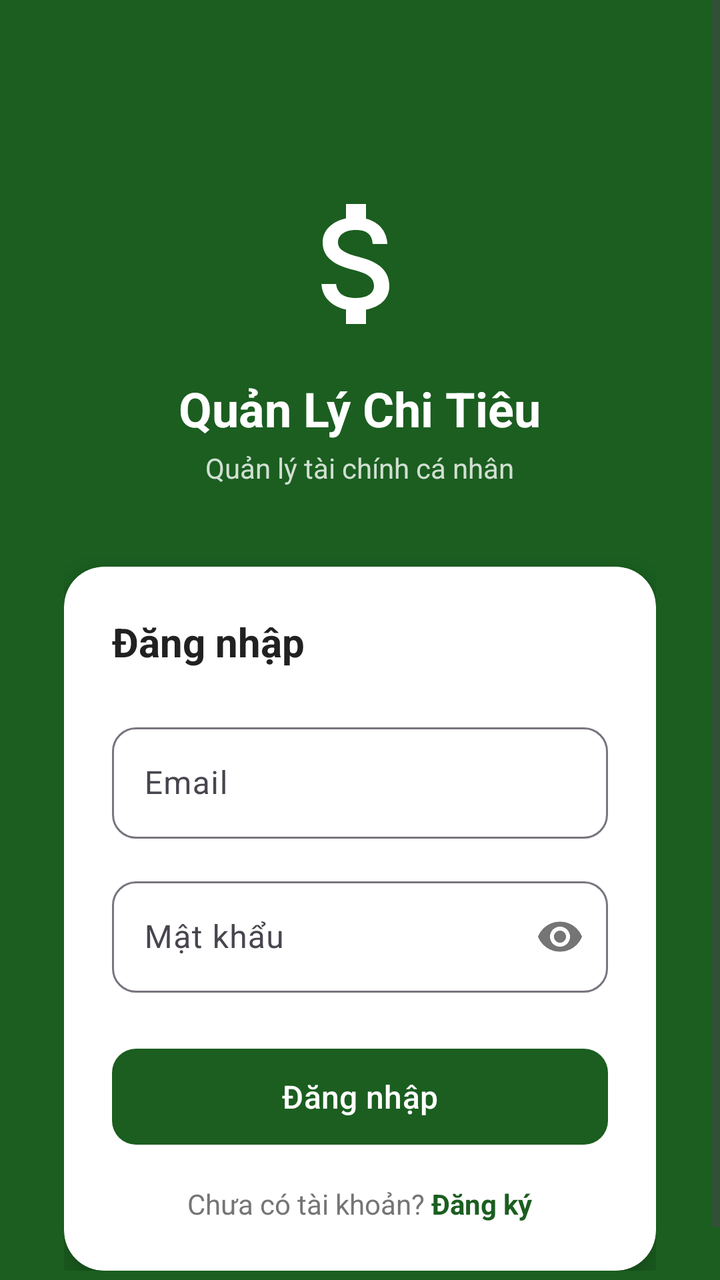
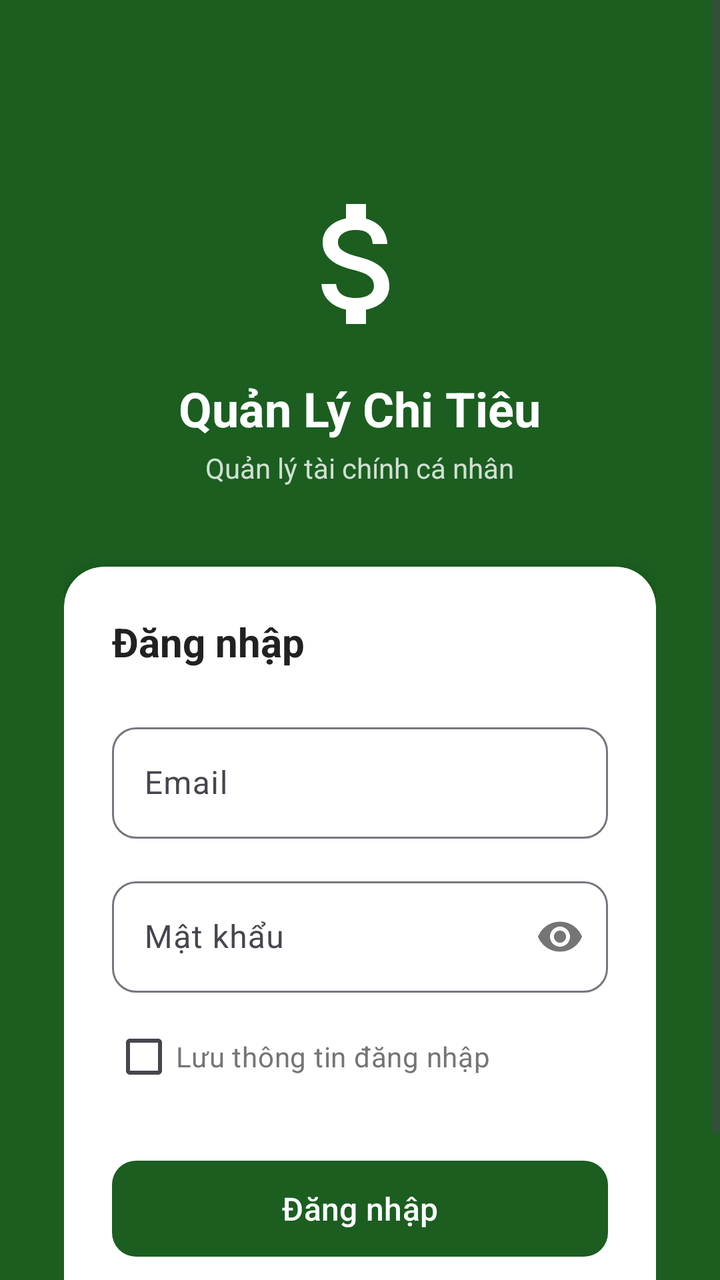

Two renders of the same Android screen: before a commit and after it. Below are the layout's source before the change and the commit's diff.
<!-- AndroidManifest.xml: application theme Theme.AppQuanLyChiTieu -->
<!-- res/layout/activity_login.xml -->
<?xml version="1.0" encoding="utf-8"?>
<ScrollView xmlns:android="http://schemas.android.com/apk/res/android"
    xmlns:app="http://schemas.android.com/apk/res-auto"
    android:layout_width="match_parent"
    android:layout_height="match_parent"
    android:background="@color/primary"
    android:fillViewport="true">

    <LinearLayout
        android:layout_width="match_parent"
        android:layout_height="wrap_content"
        android:gravity="center_horizontal"
        android:orientation="vertical"
        android:padding="@dimen/spacing_xl">

        
        <LinearLayout
            android:layout_width="wrap_content"
            android:layout_height="wrap_content"
            android:gravity="center"
            android:orientation="vertical"
            android:layout_marginTop="60dp"
            android:layout_marginBottom="40dp">

            <ImageView
                android:layout_width="80dp"
                android:layout_height="80dp"
                android:src="@drawable/ic_salary"
                app:tint="@color/white"
                android:contentDescription="Logo" />

            <TextView
                android:layout_width="wrap_content"
                android:layout_height="wrap_content"
                android:layout_marginTop="@dimen/spacing_md"
                android:text="@string/app_name"
                android:textColor="@color/white"
                android:textSize="@dimen/text_headline"
                android:textStyle="bold" />

            <TextView
                android:layout_width="wrap_content"
                android:layout_height="wrap_content"
                android:layout_marginTop="@dimen/spacing_xs"
                android:text="Quản lý tài chính cá nhân"
                android:textColor="@color/white"
                android:alpha="0.8"
                android:textSize="@dimen/text_body" />
        </LinearLayout>

        
        <androidx.cardview.widget.CardView
            android:layout_width="match_parent"
            android:layout_height="wrap_content"
            app:cardCornerRadius="20dp"
            app:cardElevation="8dp">

            <LinearLayout
                android:layout_width="match_parent"
                android:layout_height="wrap_content"
                android:orientation="vertical"
                android:padding="@dimen/spacing_lg">

                <TextView
                    android:layout_width="wrap_content"
                    android:layout_height="wrap_content"
                    android:text="Đăng nhập"
                    android:textColor="@color/text_primary"
                    android:textSize="@dimen/text_title"
                    android:textStyle="bold" />

                
                <com.google.android.material.textfield.TextInputLayout
                    android:layout_width="match_parent"
                    android:layout_height="wrap_content"
                    android:layout_marginTop="@dimen/spacing_lg"
                    android:hint="Email"
                    style="@style/Widget.App.TextInput">

                    <com.google.android.material.textfield.TextInputEditText
                        android:id="@+id/et_email"
                        android:layout_width="match_parent"
                        android:layout_height="wrap_content"
                        android:inputType="textEmailAddress" />
                </com.google.android.material.textfield.TextInputLayout>

                
                <com.google.android.material.textfield.TextInputLayout
                    android:layout_width="match_parent"
                    android:layout_height="wrap_content"
                    android:layout_marginTop="@dimen/spacing_md"
                    android:hint="Mật khẩu"
                    app:passwordToggleEnabled="true"
                    style="@style/Widget.App.TextInput">

                    <com.google.android.material.textfield.TextInputEditText
                        android:id="@+id/et_password"
                        android:layout_width="match_parent"
                        android:layout_height="wrap_content"
                        android:inputType="textPassword" />
                </com.google.android.material.textfield.TextInputLayout>

                
                <com.google.android.material.button.MaterialButton
                    android:id="@+id/btn_login"
                    android:layout_width="match_parent"
                    android:layout_height="56dp"
                    android:layout_marginTop="@dimen/spacing_lg"
                    android:text="Đăng nhập"
                    android:textSize="@dimen/text_subtitle"
                    style="@style/Widget.App.Button.Primary" />

                
                <LinearLayout
                    android:layout_width="match_parent"
                    android:layout_height="wrap_content"
                    android:gravity="center"
                    android:layout_marginTop="@dimen/spacing_md"
                    android:orientation="horizontal">

                    <TextView
                        android:layout_width="wrap_content"
                        android:layout_height="wrap_content"
                        android:text="Chưa có tài khoản? "
                        android:textColor="@color/text_secondary"
                        android:textSize="@dimen/text_body" />

                    <TextView
                        android:id="@+id/tv_register"
                        android:layout_width="wrap_content"
                        android:layout_height="wrap_content"
                        android:text="Đăng ký"
                        android:textColor="@color/primary"
                        android:textSize="@dimen/text_body"
                        android:textStyle="bold" />
                </LinearLayout>
            </LinearLayout>
        </androidx.cardview.widget.CardView>

    </LinearLayout>
</ScrollView>
<!-- resources referenced by this layout -->
<resources>
  <color name="primary">#1B5E20</color>
  <color name="text_primary">#212121</color>
  <color name="text_secondary">#757575</color>
  <color name="white">#FFFFFFFF</color>
  <dimen name="spacing_lg">24dp</dimen>
  <dimen name="spacing_md">16dp</dimen>
  <dimen name="spacing_xl">32dp</dimen>
  <dimen name="spacing_xs">4dp</dimen>
  <dimen name="text_body">14sp</dimen>
  <dimen name="text_headline">24sp</dimen>
  <dimen name="text_subtitle">16sp</dimen>
  <dimen name="text_title">20sp</dimen>
  <!-- drawable ic_salary (drawable) -->
  <vector xmlns:android="http://schemas.android.com/apk/res/android"
      android:width="24dp" android:height="24dp"
      android:viewportWidth="24" android:viewportHeight="24">
      <path android:fillColor="#4CAF50"
          android:pathData="M11.8,10.9c-2.27,-0.59 -3,-1.2 -3,-2.15 0,-1.09 1.01,-1.85 2.7,-1.85 1.78,0 2.44,0.85 2.5,2.1h2.21c-0.07,-1.72 -1.12,-3.3 -3.21,-3.81V3h-3v2.16c-1.94,0.42 -3.5,1.68 -3.5,3.61 0,2.31 1.91,3.46 4.7,4.13 2.5,0.6 3,1.48 3,2.41 0,0.69 -0.49,1.79 -2.7,1.79 -2.06,0 -2.87,-0.92 -2.98,-2.1h-2.2c0.12,2.19 1.76,3.42 3.68,3.83V21h3v-2.15c1.95,-0.37 3.5,-1.5 3.5,-3.55 0,-2.84 -2.43,-3.81 -4.7,-4.4z"/>
  </vector>
  <string name="app_name">Quản Lý Chi Tiêu</string>
  <style name="Widget.App.Button.Primary" parent="Widget.Material3.Button">
          <item name="backgroundTint">@color/primary</item>
          <item name="android:textColor">@color/white</item>
          <item name="cornerRadius">12dp</item>
      </style>
  <style name="Widget.App.TextInput" parent="Widget.Material3.TextInputLayout.OutlinedBox">
          <item name="boxCornerRadiusTopStart">12dp</item>
          <item name="boxCornerRadiusTopEnd">12dp</item>
          <item name="boxCornerRadiusBottomStart">12dp</item>
          <item name="boxCornerRadiusBottomEnd">12dp</item>
      </style>
  <style name="Theme.AppQuanLyChiTieu" parent="Base.Theme.AppQuanLyChiTieu" />
  <style name="Base.Theme.AppQuanLyChiTieu" parent="Theme.Material3.DayNight.NoActionBar">
          <item name="colorPrimary">@color/primary</item>
          <item name="colorPrimaryDark">@color/primary_dark</item>
          <item name="colorOnPrimary">@color/on_primary</item>
          <item name="colorSecondary">@color/secondary</item>
          <item name="colorOnSecondary">@color/on_secondary</item>
          <item name="android:colorBackground">@color/background</item>
          <item name="colorSurface">@color/surface</item>
          <item name="colorOnSurface">@color/on_surface</item>
          <item name="android:statusBarColor">@color/primary_dark</item>
      </style>
  <color name="primary_dark">#003300</color>
  <color name="on_primary">#FFFFFF</color>
  <color name="secondary">#FF6F00</color>
  <color name="on_secondary">#FFFFFF</color>
  <color name="background">#F5F5F5</color>
  <color name="surface">#FFFFFF</color>
  <color name="on_surface">#1C1C1C</color>
</resources>

<!-- the commit's change to res/layout/activity_login.xml (unified diff, before → after) -->
@@ -101,6 +101,16 @@
                 </com.google.android.material.textfield.TextInputLayout>
 
                 
+                <CheckBox
+                    android:id="@+id/cb_remember_me"
+                    android:layout_width="wrap_content"
+                    android:layout_height="wrap_content"
+                    android:layout_marginTop="@dimen/spacing_sm"
+                    android:text="Lưu thông tin đăng nhập"
+                    android:textColor="@color/text_secondary"
+                    android:textSize="@dimen/text_body" />
+
+                
                 <com.google.android.material.button.MaterialButton
                     android:id="@+id/btn_login"
                     android:layout_width="match_parent"
<!-- resource entries referenced after the edit -->
@@ -6,6 +6,7 @@
   <color name="white">#FFFFFFFF</color>
   <dimen name="spacing_lg">24dp</dimen>
   <dimen name="spacing_md">16dp</dimen>
+  <dimen name="spacing_sm">8dp</dimen>
   <dimen name="spacing_xl">32dp</dimen>
   <dimen name="spacing_xs">4dp</dimen>
   <dimen name="text_body">14sp</dimen>
